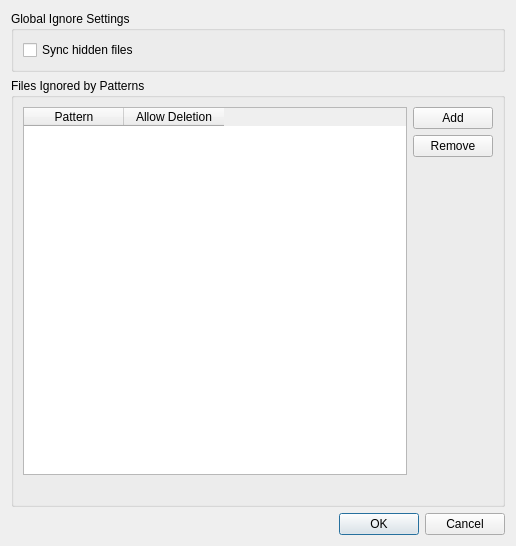
Above: src/gui/ignorelisteditor.ui from nextcloud/desktop before the change. Below: the same form after it.
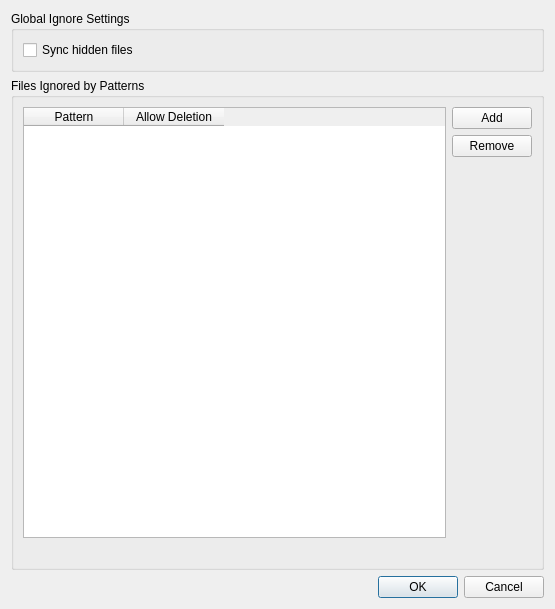
That is the form after the change.

Commit message:
IgnoreListEditor: increase a bit the size
Should Help for issue #6641

What changed in the file:
```diff
--- a/src/gui/ignorelisteditor.ui
+++ b/src/gui/ignorelisteditor.ui
@@ -6,8 +6,8 @@
    <rect>
     <x>0</x>
     <y>0</y>
-    <width>516</width>
-    <height>546</height>
+    <width>555</width>
+    <height>609</height>
    </rect>
   </property>
   <property name="windowTitle">
```
